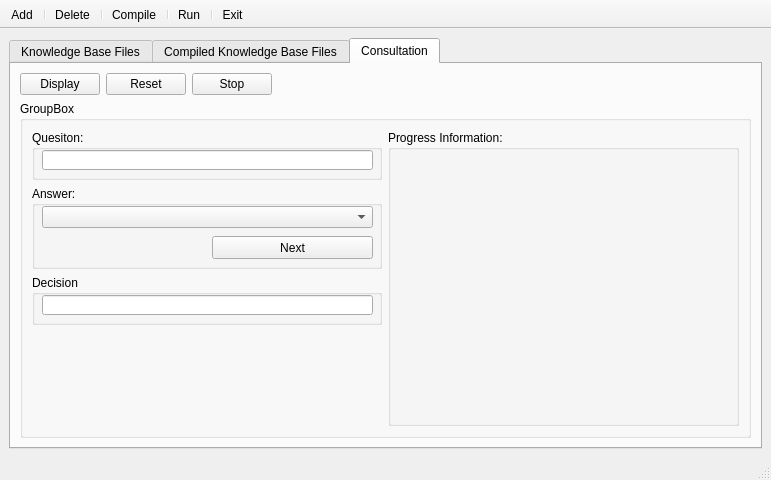
pyden/PyScanex, file pyscanex.ui: the form before one commit.
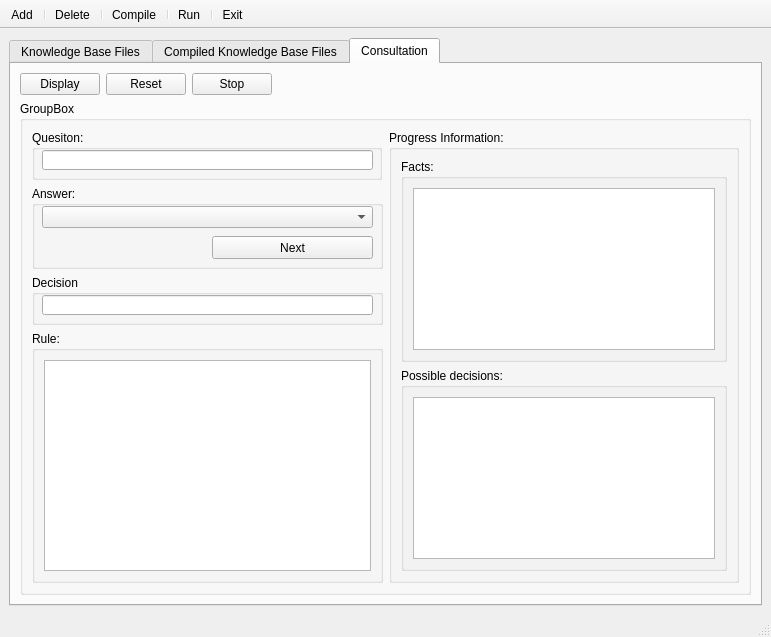
The form after the commit. Icons and pictures are not drawn.

```diff
--- a/pyscanex.ui
+++ b/pyscanex.ui
@@ -7,7 +7,7 @@
     <x>0</x>
     <y>0</y>
     <width>771</width>
-    <height>480</height>
+    <height>627</height>
    </rect>
   </property>
   <property name="windowTitle">
@@ -281,24 +281,84 @@
                  </widget>
                 </widget>
                </item>
-               <item row="3" column="0">
-                <spacer name="verticalSpacer">
-                 <property name="orientation">
-                  <enum>Qt::Vertical</enum>
-                 </property>
-                 <property name="sizeHint" stdset="0">
-                  <size>
-                   <width>20</width>
-                   <height>40</height>
-                  </size>
-                 </property>
-                </spacer>
-               </item>
                <item row="0" column="1" rowspan="4">
                 <widget class="QGroupBox" name="groupBox_4">
                  <property name="title">
                   <string>Progress Information:</string>
                  </property>
+                 <layout class="QVBoxLayout" name="verticalLayout_6">
+                  <item>
+                   <layout class="QGridLayout" name="gridLayout_3">
+                    <item row="2" column="0">
+                     <widget class="QGroupBox" name="groupBox_5">
+                      <property name="minimumSize">
+                       <size>
+                        <width>0</width>
+                        <height>202</height>
+                       </size>
+                      </property>
+                      <property name="title">
+                       <string>Possible decisions:</string>
+                      </property>
+                      <layout class="QVBoxLayout" name="verticalLayout_7">
+                       <item>
+                        <widget class="QListWidget" name="listDecisions"/>
+                       </item>
+                      </layout>
+                      <zorder>groupBox_6</zorder>
+                      <zorder>listDecisions</zorder>
+                     </widget>
+                    </item>
+                    <item row="1" column="0">
+                     <widget class="QGroupBox" name="groupBox_6">
+                      <property name="minimumSize">
+                       <size>
+                        <width>0</width>
+                        <height>202</height>
+                       </size>
+                      </property>
+                      <property name="title">
+                       <string>Facts:</string>
+                      </property>
+                      <layout class="QHBoxLayout" name="horizontalLayout_3">
+                       <item>
+                        <widget class="QListWidget" name="listFacts"/>
+                       </item>
+                      </layout>
+                     </widget>
+                    </item>
+                   </layout>
+                  </item>
+                 </layout>
+                </widget>
+               </item>
+               <item row="3" column="0">
+                <widget class="QGroupBox" name="groupBox_7">
+                 <property name="minimumSize">
+                  <size>
+                   <width>0</width>
+                   <height>235</height>
+                  </size>
+                 </property>
+                 <property name="title">
+                  <string>Rule:</string>
+                 </property>
+                 <layout class="QVBoxLayout" name="verticalLayout_8">
+                  <item>
+                   <widget class="QTextEdit" name="textEditRule">
+                    <property name="readOnly">
+                     <bool>true</bool>
+                    </property>
+                    <property name="html">
+                     <string>&lt;!DOCTYPE HTML PUBLIC &quot;-//W3C//DTD HTML 4.0//EN&quot; &quot;http://www.w3.org/TR/REC-html40/strict.dtd&quot;&gt;
+&lt;html&gt;&lt;head&gt;&lt;meta name=&quot;qrichtext&quot; content=&quot;1&quot; /&gt;&lt;style type=&quot;text/css&quot;&gt;
+p, li { white-space: pre-wrap; }
+&lt;/style&gt;&lt;/head&gt;&lt;body style=&quot; font-family:'MS Shell Dlg 2'; font-size:8.25pt; font-weight:400; font-style:normal;&quot;&gt;
+&lt;p style=&quot;-qt-paragraph-type:empty; margin-top:0px; margin-bottom:0px; margin-left:0px; margin-right:0px; -qt-block-indent:0; text-indent:0px; font-size:8pt;&quot;&gt;&lt;br /&gt;&lt;/p&gt;&lt;/body&gt;&lt;/html&gt;</string>
+                    </property>
+                   </widget>
+                  </item>
+                 </layout>
                 </widget>
                </item>
               </layout>
```
Left out of the diff: 2 changed lines with no effect on the pictures.
